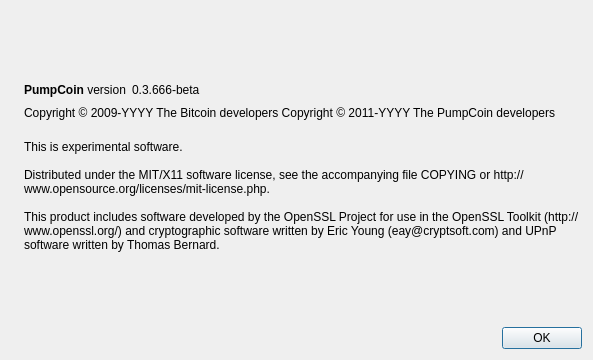
The window that src/qt/forms/aboutdialog.ui (PumpCoinDEV/PumpCoin) describes before a commit, drawn with Qt 5.
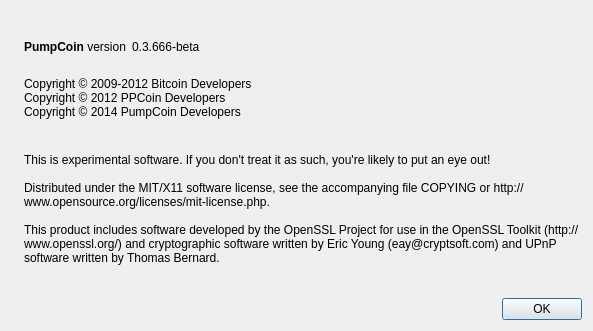
The same window after the commit. Icons and pictures are not drawn.

Patch:
```diff
--- a/src/qt/forms/aboutdialog.ui
+++ b/src/qt/forms/aboutdialog.ui
@@ -7,7 +7,7 @@
     <x>0</x>
     <y>0</y>
     <width>593</width>
-    <height>360</height>
+    <height>331</height>
    </rect>
   </property>
   <property name="windowTitle">
@@ -91,11 +91,11 @@
         <cursorShape>IBeamCursor</cursorShape>
        </property>
        <property name="text">
-        <string notr="true">Copyright &amp;copy; 2009-YYYY The Bitcoin developers
-Copyright &amp;copy; 2011-YYYY The PumpCoin developers</string>
-       </property>
-       <property name="textFormat">
-        <enum>Qt::RichText</enum>
+        <string>
+Copyright © 2009-2012 Bitcoin Developers
+Copyright © 2012 PPCoin Developers
+Copyright © 2014 PumpCoin Developers
+</string>
        </property>
        <property name="textInteractionFlags">
         <set>Qt::LinksAccessibleByMouse|Qt::TextSelectableByKeyboard|Qt::TextSelectableByMouse</set>
@@ -109,7 +109,7 @@
        </property>
        <property name="text">
         <string>
-This is experimental software.
+This is experimental software. If you don't treat it as such, you're likely to put an eye out!
 
 Distributed under the MIT/X11 software license, see the accompanying file COPYING or http://www.opensource.org/licenses/mit-license.php.
 
```
